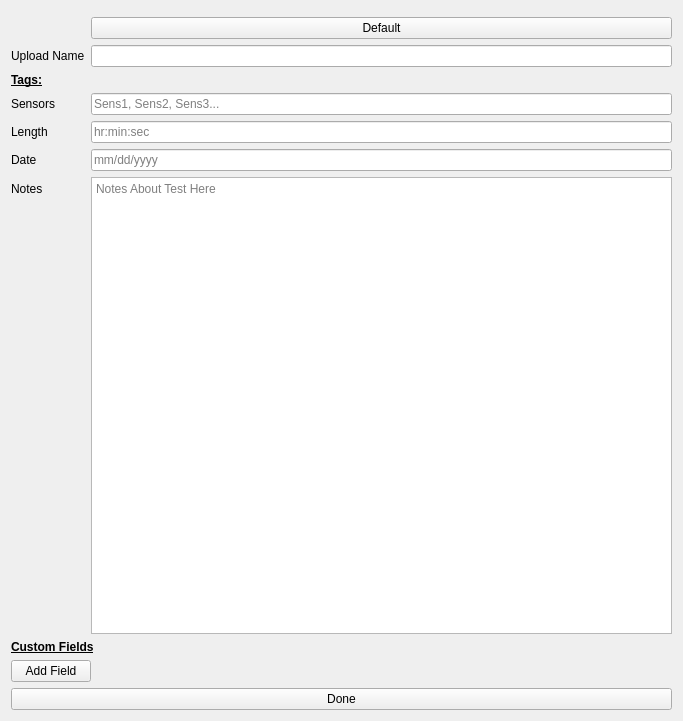
Qt form Utilities/DataExport/saveTagsDialog.ui (Georgia-Tech-Off-Road/GTORDaata) before a commit.
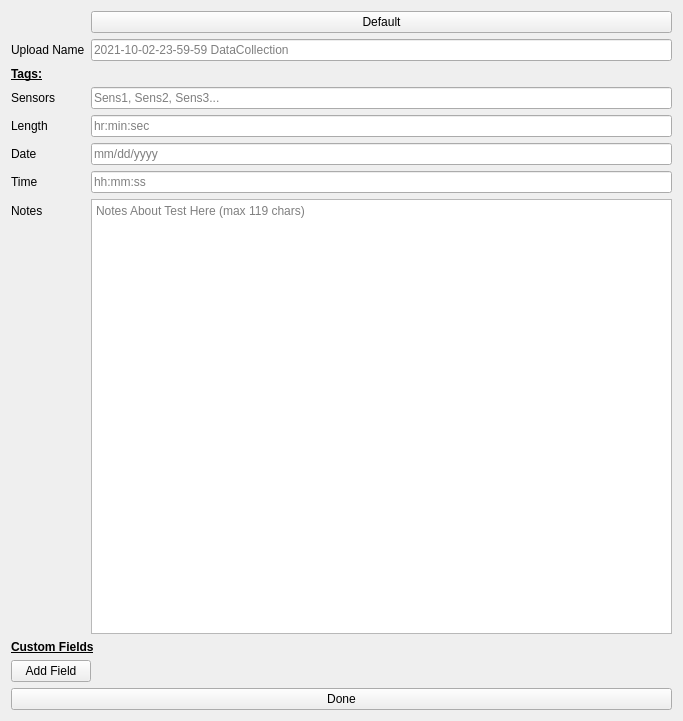
The same form after that commit.

```diff
--- a/Utilities/DataExport/saveTagsDialog.ui
+++ b/Utilities/DataExport/saveTagsDialog.ui
@@ -14,9 +14,6 @@
    <string>Form</string>
   </property>
   <layout class="QVBoxLayout" name="verticalLayout">
-   <item>
-    <widget class="QWidget" name="widget_2" native="true"/>
-   </item>
    <item>
     <layout class="QFormLayout" name="RequiredFields">
      <item row="0" column="1">
@@ -38,6 +35,9 @@
        <property name="text">
         <string/>
        </property>
+       <property name="placeholderText">
+        <string>2021-10-02-23-59-59 DataCollection</string>
+       </property>
       </widget>
      </item>
      <item row="2" column="0">
@@ -95,24 +95,24 @@
        </property>
       </widget>
      </item>
-     <item row="6" column="0">
+     <item row="7" column="0">
       <widget class="QLabel" name="label_Notes">
        <property name="text">
         <string>Notes</string>
        </property>
       </widget>
      </item>
-     <item row="6" column="1">
+     <item row="7" column="1">
       <widget class="QTextEdit" name="Notes">
        <property name="html">
         <string>&lt;!DOCTYPE HTML PUBLIC &quot;-//W3C//DTD HTML 4.0//EN&quot; &quot;http://www.w3.org/TR/REC-html40/strict.dtd&quot;&gt;
 &lt;html&gt;&lt;head&gt;&lt;meta name=&quot;qrichtext&quot; content=&quot;1&quot; /&gt;&lt;style type=&quot;text/css&quot;&gt;
 p, li { white-space: pre-wrap; }
-&lt;/style&gt;&lt;/head&gt;&lt;body style=&quot; font-family:'MS Shell Dlg 2'; font-size:7.8pt; font-weight:400; font-style:normal;&quot;&gt;
-&lt;p style=&quot;-qt-paragraph-type:empty; margin-top:0px; margin-bottom:0px; margin-left:0px; margin-right:0px; -qt-block-indent:0; text-indent:0px;&quot;&gt;&lt;br /&gt;&lt;/p&gt;&lt;/body&gt;&lt;/html&gt;</string>
+&lt;/style&gt;&lt;/head&gt;&lt;body style=&quot; font-family:'MS Shell Dlg 2'; font-size:8pt; font-weight:400; font-style:normal;&quot;&gt;
+&lt;p style=&quot;-qt-paragraph-type:empty; margin-top:0px; margin-bottom:0px; margin-left:0px; margin-right:0px; -qt-block-indent:0; text-indent:0px; font-size:7.8pt;&quot;&gt;&lt;br /&gt;&lt;/p&gt;&lt;/body&gt;&lt;/html&gt;</string>
        </property>
        <property name="placeholderText">
-        <string>Notes About Test Here</string>
+        <string>Notes About Test Here (max 119 chars)</string>
        </property>
       </widget>
      </item>
@@ -126,6 +126,20 @@
        </property>
       </widget>
      </item>
+     <item row="6" column="0">
+      <widget class="QLabel" name="label">
+       <property name="text">
+        <string>Time</string>
+       </property>
+      </widget>
+     </item>
+     <item row="6" column="1">
+      <widget class="QLineEdit" name="Time">
+       <property name="placeholderText">
+        <string>hh:mm:ss</string>
+       </property>
+      </widget>
+     </item>
     </layout>
    </item>
    <item>
```
